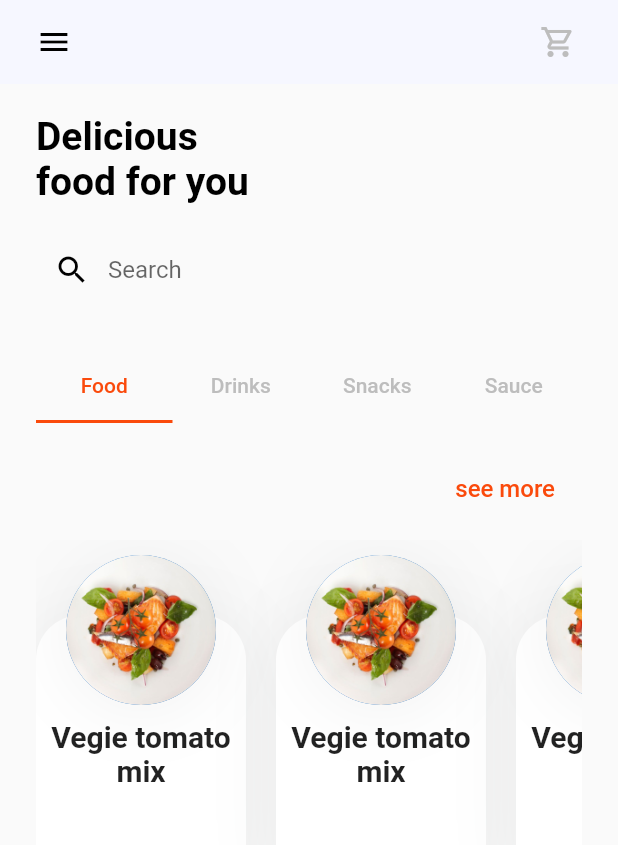
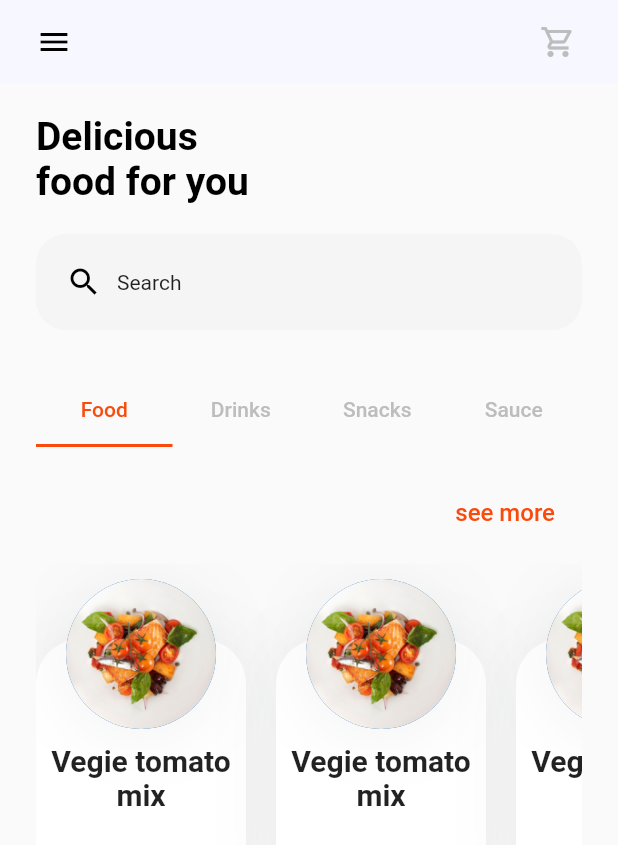
Before and after one commit to alghanykennedy/food_delivery, a Flutter app: the HomeScreen screen opened directly, on a phone screen of 412 x 824 dp. Shown: the top 845 px of the screen. Run offline on Flutter 3.47's test engine with Material 2 defaults, Android fonts, the phone set to English and light mode, and no system bars; our stand-ins replace bottom_navy_bar, flutter_slidable, flutter_svg; missing offline and left inert: shrink_sidemenu; statements that could not run were skipped.

Commit message:
feat: add route search bar

```diff
--- a/lib/screens/home/home_screen.dart
+++ b/lib/screens/home/home_screen.dart
@@ -1,6 +1,7 @@
 import 'package:flutter/material.dart';
 import 'package:flutter/src/widgets/container.dart';
 import 'package:flutter/src/widgets/framework.dart';
+import 'package:food_delivery/screens/food/food_screen.dart';
 import 'package:food_delivery/screens/loginsignup/loginsignup_screen.dart';
 import 'package:food_delivery/screens/order/order_screen.dart';
 import 'package:food_delivery/utilities/color_schema.dart';
@@ -88,19 +89,34 @@ class _HomeScreenState extends State<HomeScreen> {
                   height: 20.0,
                 ),
                 //To add some elevation & border radius to text field need to wrap in Material
-                Material(
-                  elevation: 0.0,
-                  borderRadius: BorderRadius.circular(30.0),
-                  child: TextField(
-                    textAlign: TextAlign.start,
-                    textAlignVertical: TextAlignVertical.center,
-                    decoration: InputDecoration(
-                        hintText: "Search",
-                        prefixIcon: Icon(
+                InkWell(
+                  onTap: () {
+                    Navigator.of(context).push(
+                      MaterialPageRoute(
+                        builder: (context) {
+                          return MenuFoodScreen();
+                        },
+                      ),
+                    );
+                  },
+                  child: Container(
+                    padding: EdgeInsets.all(20),
+                    decoration: BoxDecoration(
+                      borderRadius: BorderRadius.circular(20),
+                      color: Colors.grey[100],
+                    ),
+                    child: Row(
+                      children: [
+                        Icon(
                           Icons.search_sharp,
                           color: Colors.black,
                         ),
-                        border: InputBorder.none),
+                        SizedBox(
+                          width: 10,
+                        ),
+                        Text('Search')
+                      ],
+                    ),
                   ),
                 ),
                 const SizedBox(
```
